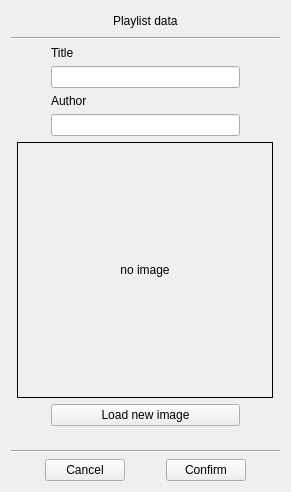
Old version of the form ui/playlistHeaderDialog.ui in the repository Unvire/Quest3-beatsaber-playlist-manager.
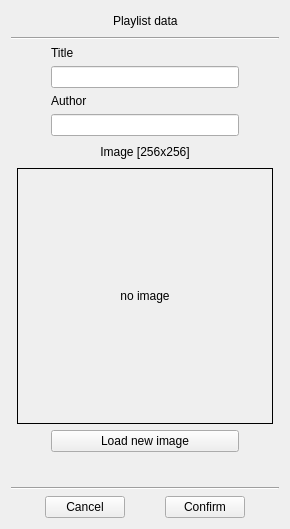
New version of the form.

Commit message: Adds logic for loading images, scaling them to 256x256, converting to base64 and displaying image

Patch:
```diff
--- a/ui/playlistHeaderDialog.ui
+++ b/ui/playlistHeaderDialog.ui
@@ -9,8 +9,8 @@
    <rect>
     <x>0</x>
     <y>0</y>
-    <width>291</width>
-    <height>492</height>
+    <width>290</width>
+    <height>529</height>
    </rect>
   </property>
   <property name="windowTitle">
@@ -151,6 +151,46 @@
        </item>
       </layout>
      </item>
+     <item>
+      <layout class="QHBoxLayout" name="horizontalLayout" stretch="0,1,0">
+       <item>
+        <spacer name="horizontalSpacer_15">
+         <property name="orientation">
+          <enum>Qt::Horizontal</enum>
+         </property>
+         <property name="sizeHint" stdset="0">
+          <size>
+           <width>40</width>
+           <height>20</height>
+          </size>
+         </property>
+        </spacer>
+       </item>
+       <item>
+        <widget class="QLabel" name="label_4">
+         <property name="text">
+          <string>Image [256x256]</string>
+         </property>
+         <property name="alignment">
+          <set>Qt::AlignCenter</set>
+         </property>
+        </widget>
+       </item>
+       <item>
+        <spacer name="horizontalSpacer_14">
+         <property name="orientation">
+          <enum>Qt::Horizontal</enum>
+         </property>
+         <property name="sizeHint" stdset="0">
+          <size>
+           <width>40</width>
+           <height>20</height>
+          </size>
+         </property>
+        </spacer>
+       </item>
+      </layout>
+     </item>
      <item>
       <layout class="QHBoxLayout" name="horizontalLayout_3">
        <item>
```
Left out of the diff: 7 changed lines with no effect on the pictures. The commit also changes 1 other file.
